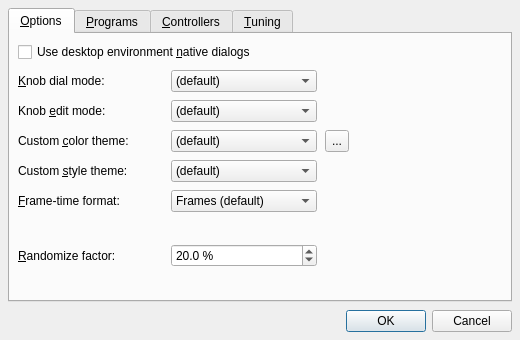
Old version of the form src/samplv1widget_config.ui in the repository rncbc/samplv1.
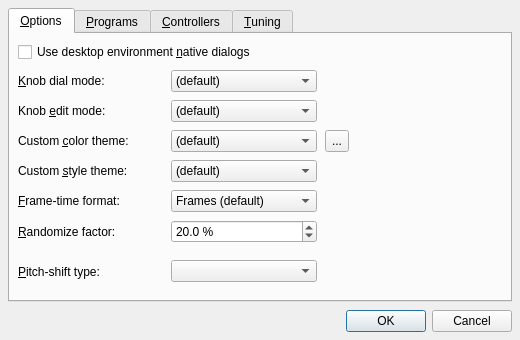
New version of the form. Icons and pictures are not drawn. Custom widgets are drawn as their Qt base class.

Commit message: - Alternate wavetable pitch-shifting options are now live and kicking,   (cf. Help > Configure... > Options > Pitch-shift type: S.M.Bernsee   classic algorithm or via the RubberBand library. (EXPERIMENTAL)

Diff of the .ui file:
```diff
--- a/src/samplv1widget_config.ui
+++ b/src/samplv1widget_config.ui
@@ -288,7 +288,24 @@
          </property>
         </widget>
        </item>
-       <item row="7" colspan="4">
+       <item row="7" column="0">
+        <widget class="QLabel" name="PitchShiftTypeTextLabel">
+         <property name="text">
+          <string>&amp;Pitch-shift type:</string>
+         </property>
+         <property name="buddy">
+          <cstring>PitchShiftTypeComboBox</cstring>
+         </property>
+        </widget>
+       </item>
+       <item row="7" column="1">
+        <widget class="QComboBox" name="PitchShiftTypeComboBox">
+         <property name="toolTip">
+          <string>Pitch-shift type</string>
+         </property>
+        </widget>
+       </item>
+       <item row="8" colspan="4">
         <spacer>
          <property name="orientation">
           <enum>Qt::Vertical</enum>
```
The commit also changes 5 other files.
